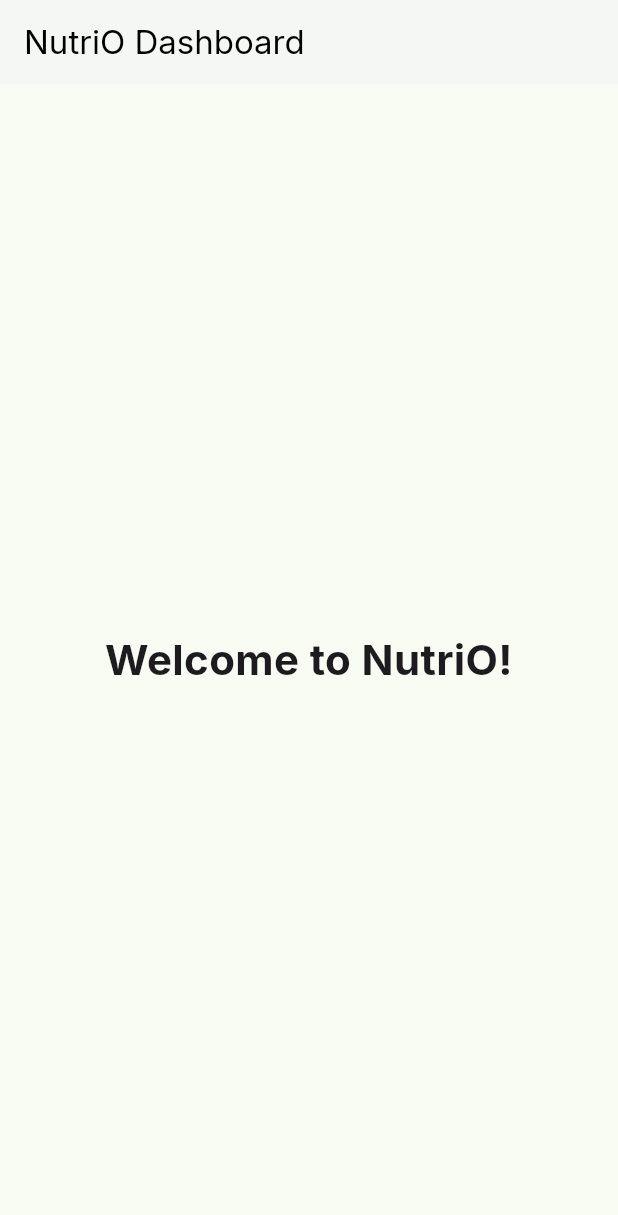
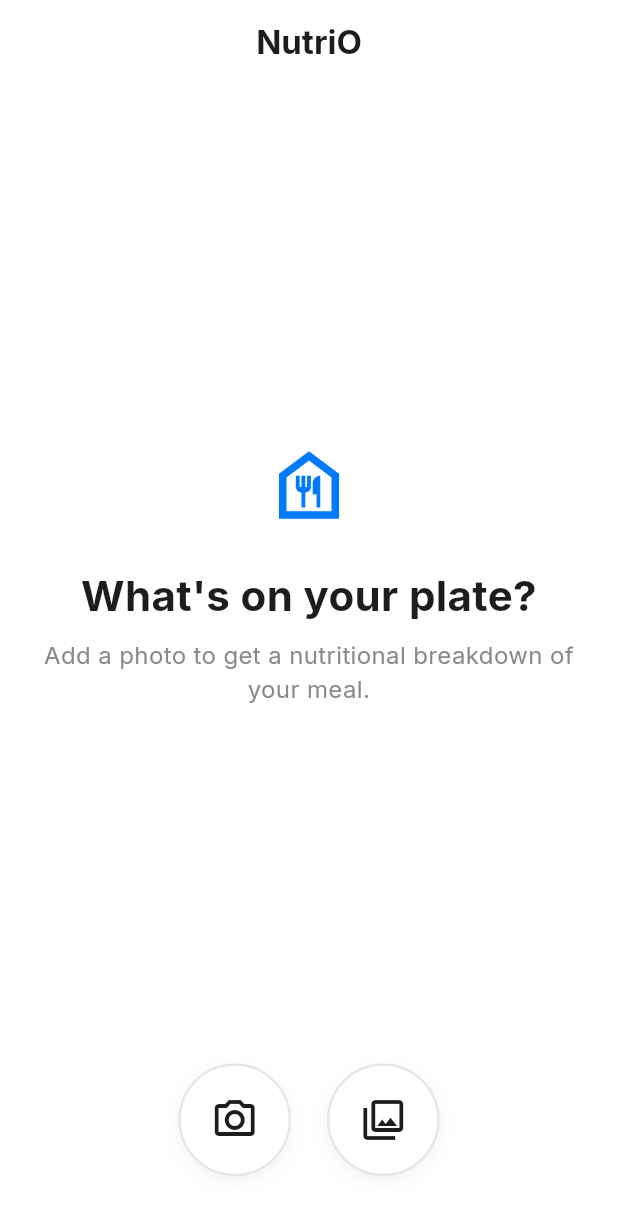
Before and after one commit to neelakandanz/NutriO, a Flutter app: the HomeScreen screen opened directly, on a phone screen of 412 x 824 dp. Shown: the top 1215 px of the screen. Run offline on Flutter 3.47's test engine with Material 3 defaults, Android fonts, the phone set to English and light mode, and no system bars; our stand-ins replace flutter_riverpod, google_fonts.

Commit message:
homescreen updated

```diff
--- a/lib/src/view/homescreen.dart
+++ b/lib/src/view/homescreen.dart
@@ -1,30 +1,148 @@
 import 'package:flutter/material.dart';
+
+// Best practice: Using a dedicated theme file is better, but for a single screen,
+// defining colors here is acceptable. This establishes a professional and clean color palette.
+class AppColors {
+  static const Color background = Colors.white;
+  static const Color primaryText = Color(0xFF1D1D1F);
+  static const Color secondaryText = Color(0xFF8A8A8E);
+  static const Color accent = Color(0xFF007AFF); // A vibrant, trustworthy blue
+  static const Color borderColor = Color(0xFFE5E5E5);
+}
 
 class HomeScreen extends StatelessWidget {
   const HomeScreen({super.key});
 
   @override
   Widget build(BuildContext context) {
+    // Using Scaffold as the base for our screen layout.
     return Scaffold(
+      backgroundColor: AppColors.background,
       appBar: AppBar(
-        title: const Text('NutriO Dashboard'),
-        backgroundColor: Colors.white,
-        foregroundColor: Colors.black,
-        elevation: 1,
+        // The title is kept minimal. The app's name is sufficient.
+        title: const Text(
+          'NutriO',
+          style: TextStyle(
+            fontWeight: FontWeight.bold,
+            color: AppColors.primaryText,
           ),
-      body: const Center(
+        ),
+        centerTitle: true,
+        backgroundColor: AppColors.background,
+        // Elevation is set to 0 to create a seamless, modern look between the app bar and body.
+        elevation: 0,
+      ),
+      body: SafeArea(
+        // SafeArea ensures our UI avoids system notches and gestures.
+        child: Column(
+          children: [
+            // The Expanded widget pushes the action buttons to the bottom,
+            // leaving the center for welcome messages.
+            Expanded(
               child: Padding(
-          padding: EdgeInsets.all(24.0),
-          child: Text(
-            'Welcome to NutriO!',
+                padding: const EdgeInsets.symmetric(horizontal: 24.0),
+                child: Column(
+                  mainAxisAlignment: MainAxisAlignment.center,
+                  children: const [
+                    // A welcoming icon to represent nutrition analysis.
+                    Icon(
+                      Icons.food_bank_outlined,
+                      size: 60,
+                      color: AppColors.accent,
+                    ),
+                    SizedBox(height: 24),
+                    // The main headline. Clear and action-oriented.
+                    Text(
+                      'What\'s on your plate?',
                       textAlign: TextAlign.center,
                       style: TextStyle(
                         fontSize: 28,
                         fontWeight: FontWeight.bold,
+                        color: AppColors.primaryText,
                       ),
                     ),
+                    SizedBox(height: 8),
+                    // The sub-headline guides the user on what to do.
+                    Text(
+                      'Add a photo to get a nutritional breakdown of your meal.',
+                      textAlign: TextAlign.center,
+                      style: TextStyle(
+                        fontSize: 16,
+                        color: AppColors.secondaryText,
+                      ),
+                    ),
+                  ],
+                ),
+              ),
+            ),
+            // The action buttons are the primary interaction point.
+            _buildActionButtons(),
+          ],
         ),
       ),
     );
   }
+
+  /// Builds the bottom action buttons for user actions.
+  /// This layout is cleaner and more focused without the text field.
+  Widget _buildActionButtons() {
+    return Padding(
+      // Provides ample space from the bottom edge.
+      padding: const EdgeInsets.only(bottom: 40.0),
+      child: Row(
+        mainAxisAlignment: MainAxisAlignment.center, // Center the buttons horizontally
+        children: [
+          // Extracted button widget for consistency and clean code.
+          _buildActionButton(
+            icon: Icons.camera_alt_outlined,
+            tooltip: 'Take a picture',
+            onPressed: () {
+              // TODO: Implement camera functionality.
+              print('Camera button pressed');
+            },
+          ),
+          const SizedBox(width: 24), // Provides spacing between the buttons.
+          _buildActionButton(
+            icon: Icons.photo_library_outlined,
+            tooltip: 'Add from gallery',
+            onPressed: () {
+              // TODO: Implement image picker functionality.
+              print('Gallery button pressed');
+            },
+          ),
+        ],
+      ),
+    );
   }
+
+  /// A reusable widget for creating the circular action buttons.
+  /// This improves maintainability and ensures a consistent UI.
+  Widget _buildActionButton({
+    required IconData icon,
+    required String tooltip,
+    required VoidCallback onPressed,
+  }) {
+    return Container(
+      decoration: BoxDecoration(
+        color: AppColors.background,
+        shape: BoxShape.circle,
+        border: Border.all(color: AppColors.borderColor, width: 1.5),
+        boxShadow: [
+          // A subtle shadow adds depth and lifts the button off the background.
+          BoxShadow(
+            color: Colors.black.withOpacity(0.05),
+            blurRadius: 10,
+            offset: const Offset(0, 4),
+          ),
+        ],
+      ),
+      child: IconButton(
+        iconSize: 32, // A larger icon for a better visual and touch target.
+        padding: const EdgeInsets.all(20), // Generous padding for a larger button area.
+        icon: Icon(icon, color: AppColors.primaryText),
+        onPressed: onPressed,
+        tooltip: tooltip,
+      ),
+    );
+  }
+}
```
Lines whose indentation alone changed are shown as unchanged.
